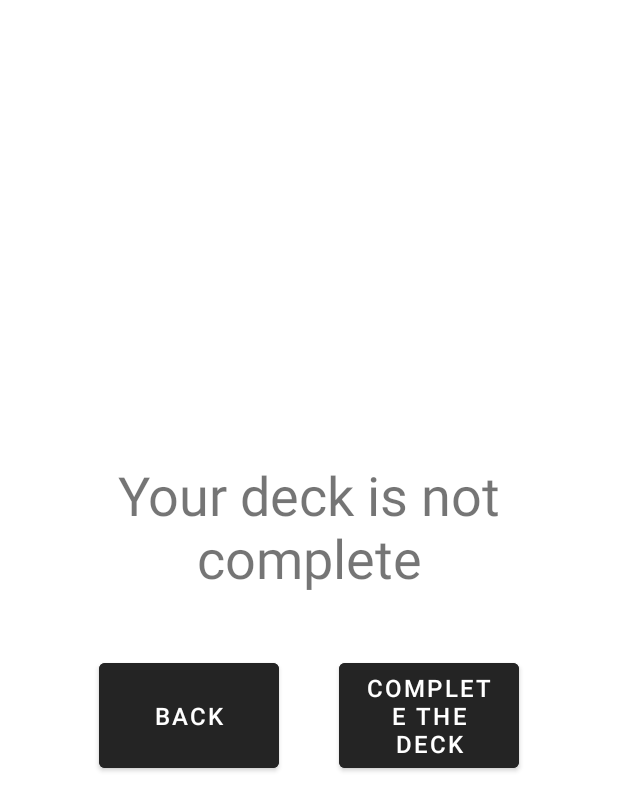
After one commit to Saphyr55/ACE, an Android app: the layout dialog_deck_not_complet.xml on its own in the app's theme, with its tools: preview values and no code run, on a phone screen of 412 x 824 dp. The commit adds this screen. Shown: the top 811 px of the screen. Run offline under Robolectric (Android 15) with nearby library versions, the phone set to English and light mode, and no system bars; Roboto replaces fonts that are not available here.

Commit message:
Add deck not complete dialog.

```diff
--- a/app/src/main/java/org/utours/ace/game/GameFragment.java
+++ b/app/src/main/java/org/utours/ace/game/GameFragment.java
@@ -361,6 +361,4 @@ public class GameFragment extends Fragment {
         this.player = player;
     }
 
-
-
 }
--- a/app/src/main/java/org/utours/ace/game/base/SlotCardSelectable.java
+++ b/app/src/main/java/org/utours/ace/game/base/SlotCardSelectable.java
@@ -10,7 +10,7 @@ import java.util.List;
 
 public class SlotCardSelectable implements Selectable<Integer> {
 
-    private final SelectableValue<Integer> wrapped;
+    private final Selectable<Integer> wrapped;
     private final List<View> playerBoard;
     private final List<View> opponentBoard;
     private boolean isOpponent;
--- /dev/null
+++ b/app/src/main/res/layout/dialog_deck_not_complet.xml
@@ -0,0 +1,44 @@
+<?xml version="1.0" encoding="utf-8"?>
+<LinearLayout
+    xmlns:android="http://schemas.android.com/apk/res/android"
+    android:layout_width="match_parent"
+    android:layout_height="match_parent"
+    android:gravity="center"
+    android:orientation="vertical">
+
+    <TextView
+        android:padding="20dp"
+        android:layout_width="wrap_content"
+        android:layout_height="wrap_content"
+        android:text="@string/your_deck_is_not_complete"
+        android:textAlignment="center"
+        android:textSize="36sp" />
+
+    <LinearLayout
+        android:layout_width="wrap_content"
+        android:layout_height="wrap_content"
+        android:orientation="horizontal" >
+
+        <Button
+            android:id="@+id/btn_cancel"
+            android:backgroundTint="@color/dark_gray"
+            android:layout_width="120dp"
+            android:layout_height="match_parent"
+            android:layout_margin="20dp"
+            android:text="@string/back"
+            android:textAlignment="center"
+            android:textSize="16sp" />
+
+        <Button
+            android:id="@+id/btn_confirm"
+            android:backgroundTint="@color/dark_gray"
+            android:layout_width="120dp"
+            android:layout_height="match_parent"
+            android:layout_margin="20dp"
+            android:text="@string/complete_the_deck"
+            android:textAlignment="center"
+            android:textSize="16sp" />
+
+    </LinearLayout>
+
+</LinearLayout>
--- a/app/src/main/res/layout/item_class_coin.xml
+++ b/app/src/main/res/layout/item_class_coin.xml
@@ -14,7 +14,6 @@
         <androidx.appcompat.widget.AppCompatImageView
             android:id="@+id/image_arrow"
             android:visibility="gone"
-            android:scaleType="center"
             android:src="@drawable/angle_right_solid"
             android:layout_width="32dp"
             android:layout_height="32dp" />
@@ -23,6 +22,7 @@
             android:id="@+id/image_classCoin"
             android:layout_width="64dp"
             android:layout_height="64dp"
+            android:layout_marginEnd="50dp"
             android:minHeight="64dp"
             android:minWidth="64dp" />
 
@@ -31,6 +31,7 @@
             android:text="@string/no_description"
             android:layout_width="wrap_content"
             android:layout_height="wrap_content" />
+
     </LinearLayout>
 
 </LinearLayout>
--- a/app/src/main/res/values/strings.xml
+++ b/app/src/main/res/values/strings.xml
@@ -69,5 +69,7 @@
     <string name="info">Info</string>
     <string name="select">Select</string>
     <string name="no_description">No description</string>
+    <string name="complete_the_deck">Complete the deck</string>
+    <string name="your_deck_is_not_complete">Your deck is not complete</string>
 
 </resources>
```
Also changed, not shown: app/src/main/java/org/utours/ace/main/MainFragment.java (+19 -5 lines), app/src/main/java/org/utours/ace/main/dialog/DeckNotCompleteDialog.java (added, +42 -0 lines), app/src/main/java/org/utours/ace/profile/deck/ClassCoinsAdapter.java (+12 -1 lines), app/src/main/java/org/utours/ace/profile/dialog/SelectClassCoinDialog.java (+14 -4 lines).
